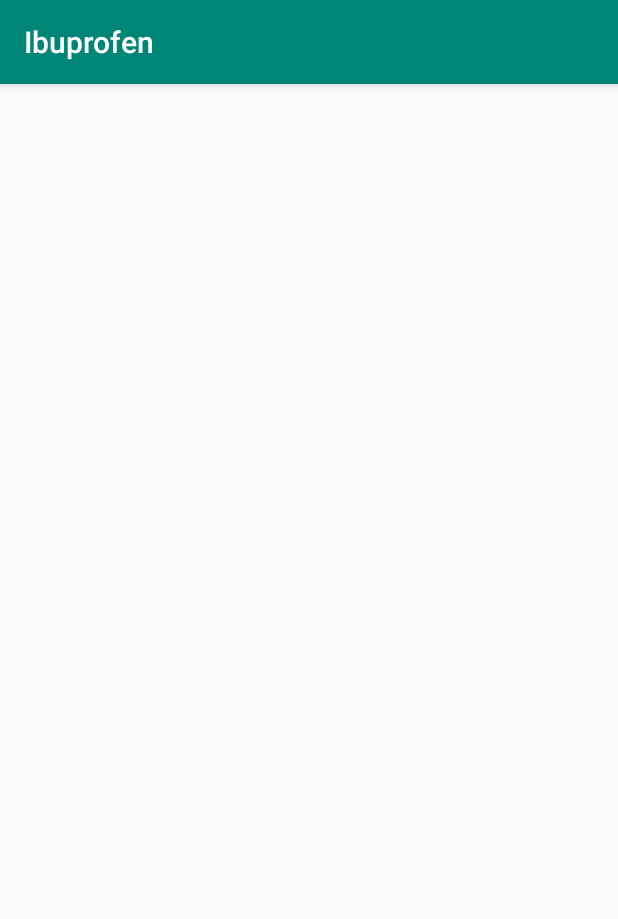
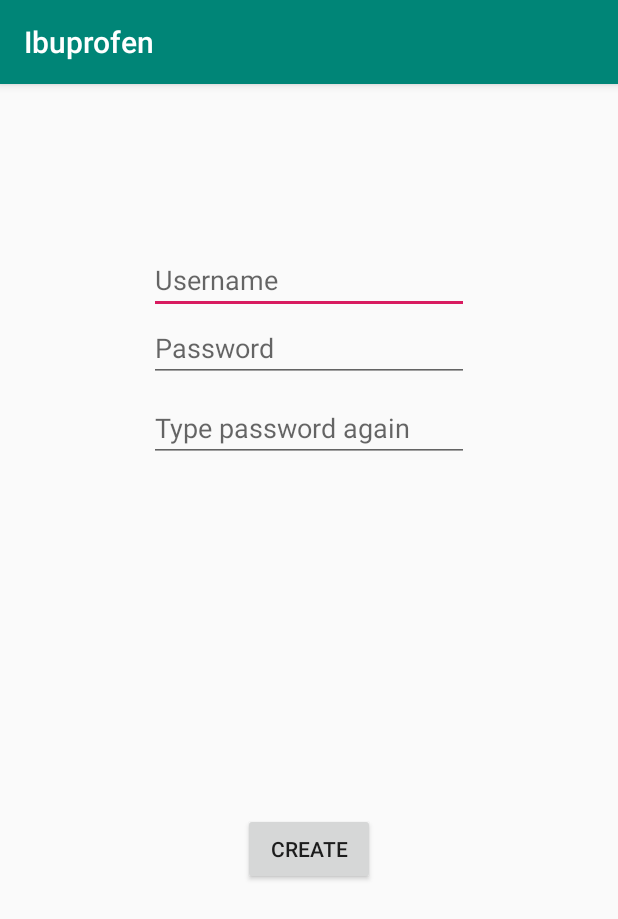
Before and after one commit to MercurialAnt/Ibuprofen, an Android app: the SignUpActivity screen opened directly, with no data from a screen before it, on a phone screen of 412 x 824 dp. Shown: the top 919 px of the screen. Run offline under Robolectric (Android 15) with nearby library versions, the phone set to English and light mode, and no system bars; libraries missing offline, so code that uses them is left out: com.parse; 1 statement that could not run was skipped.

Commit message:
I added the basic functionality of the signup activity to create new users. We still need to give the option to let them add a profile pic and decide how we want to deal with same usernames.

```diff
--- a/app/src/main/java/com/example/ibuprofen/SignUpActivity.java
+++ b/app/src/main/java/com/example/ibuprofen/SignUpActivity.java
@@ -1,13 +1,99 @@
 package com.example.ibuprofen;
 
+import android.content.Intent;
+import android.os.Bundle;
 import android.support.v7.app.AppCompatActivity;
-import android.os.Bundle;
+import android.util.Log;
+import android.view.View;
+import android.widget.Button;
+import android.widget.EditText;
+import android.widget.Toast;
+
+import com.parse.ParseException;
+import com.parse.ParseQuery;
+import com.parse.ParseUser;
+import com.parse.SignUpCallback;
 
 public class SignUpActivity extends AppCompatActivity {
+
+    final String TAG = "SignUp";
+    // Instantiating the views
+    private EditText username_et;
+    private EditText password_et_1;
+    private EditText password_et_2;
+    private Button create_btn;
+
 
     @Override
     protected void onCreate(Bundle savedInstanceState) {
         super.onCreate(savedInstanceState);
         setContentView(R.layout.activity_sign_up);
+
+        username_et = findViewById(R.id.username_et);
+        password_et_1 = findViewById(R.id.password_et_1);
+        password_et_2 = findViewById(R.id.password_et_2);
+        create_btn = findViewById(R.id.create_btn);
+
+        final ParseUser newUser = new ParseUser();
+
+
+        create_btn.setOnClickListener(new View.OnClickListener() {
+            @Override
+            public void onClick(View v) {
+                String username = username_et.getText().toString();
+                String password_1 = password_et_1.getText().toString();
+                String password_2 = password_et_2.getText().toString();
+
+                if (samePassword(password_1, password_2)) {
+                    newUser.setUsername(username);
+                    newUser.setPassword(password_1);
+                    newUser.signUpInBackground(new SignUpCallback() {
+                        @Override
+                        public void done(ParseException e) {
+                            if (e == null) {
+                                Log.d(TAG, "Signing up a user was successful");
+                                final Intent intent = new Intent(SignUpActivity.this, MainActivity.class);
+                                startActivity(intent);
+                                finish();
+                            } else {
+                                Log.d(TAG, "Couldn't save the new user");
+                                e.printStackTrace();
+                            }
+                        }
+                    });
+                }
+            }
+        });
+
+
+    }
+
+
+    // -TODO need to discuss how we want to accept username
+    private boolean checkUniqueUser(String user) {
+        ParseQuery<ParseUser> p = new ParseQuery<ParseUser>(ParseUser.class);
+        try {
+            if (!p.whereContains("username", user).find().isEmpty()) {
+                Toast.makeText(SignUpActivity.this, "Username taken already", Toast.LENGTH_LONG).show();
+                return false;
+            }
+
+        } catch (ParseException e) {
+            e.printStackTrace();
+        }
+        return true;
+    }
+
+    private boolean samePassword(String password1, String password2) {
+
+        if (!password1.equals(password2)) {
+            Toast.makeText(SignUpActivity.this, "The passwords don't match", Toast.LENGTH_LONG).show();
+            return false;
+        }
+        if (password1.length() <= 0) {
+            Toast.makeText(SignUpActivity.this, "The password mustn't be empty", Toast.LENGTH_LONG).show();
+            return false;
+        }
+        return true;
     }
 }
--- a/app/src/main/res/layout/activity_sign_up.xml
+++ b/app/src/main/res/layout/activity_sign_up.xml
@@ -6,4 +6,66 @@
     android:layout_height="match_parent"
     tools:context=".SignUpActivity">
 
+    <EditText
+        android:id="@+id/username_et"
+        android:layout_width="wrap_content"
+        android:layout_height="wrap_content"
+        android:layout_marginStart="8dp"
+        android:layout_marginLeft="8dp"
+        android:layout_marginTop="108dp"
+        android:layout_marginEnd="8dp"
+        android:layout_marginRight="8dp"
+        android:ems="10"
+        android:hint="Username"
+        android:inputType="textPersonName"
+        app:layout_constraintEnd_toEndOf="parent"
+        app:layout_constraintStart_toStartOf="parent"
+        app:layout_constraintTop_toTopOf="parent" />
+
+    <EditText
+        android:id="@+id/password_et_1"
+        android:layout_width="wrap_content"
+        android:layout_height="wrap_content"
+        android:layout_marginStart="8dp"
+        android:layout_marginLeft="8dp"
+        android:layout_marginEnd="8dp"
+        android:layout_marginRight="8dp"
+        android:ems="10"
+        android:hint="Password"
+        android:inputType="textPassword"
+        app:layout_constraintEnd_toEndOf="parent"
+        app:layout_constraintStart_toStartOf="parent"
+        app:layout_constraintTop_toBottomOf="@+id/username_et" />
+
+    <EditText
+        android:id="@+id/password_et_2"
+        android:layout_width="wrap_content"
+        android:layout_height="wrap_content"
+        android:layout_marginStart="8dp"
+        android:layout_marginLeft="8dp"
+        android:layout_marginTop="8dp"
+        android:layout_marginEnd="8dp"
+        android:layout_marginRight="8dp"
+        android:ems="10"
+        android:hint="Type password again"
+        android:inputType="textPassword"
+        app:layout_constraintEnd_toEndOf="parent"
+        app:layout_constraintStart_toStartOf="parent"
+        app:layout_constraintTop_toBottomOf="@+id/password_et_1" />
+
+    <Button
+        android:id="@+id/create_btn"
+        android:layout_width="wrap_content"
+        android:layout_height="wrap_content"
+        android:layout_marginStart="8dp"
+        android:layout_marginLeft="8dp"
+        android:layout_marginTop="8dp"
+        android:layout_marginEnd="8dp"
+        android:layout_marginRight="8dp"
+        android:layout_marginBottom="8dp"
+        android:text="create"
+        app:layout_constraintBottom_toBottomOf="parent"
+        app:layout_constraintEnd_toEndOf="parent"
+        app:layout_constraintStart_toStartOf="parent"
+        app:layout_constraintTop_toBottomOf="@+id/password_et_2" />
 </android.support.constraint.ConstraintLayout>
```
Also changed, not shown: app/src/main/java/com/example/ibuprofen/HomeActivity.java (+6 -4 lines).
